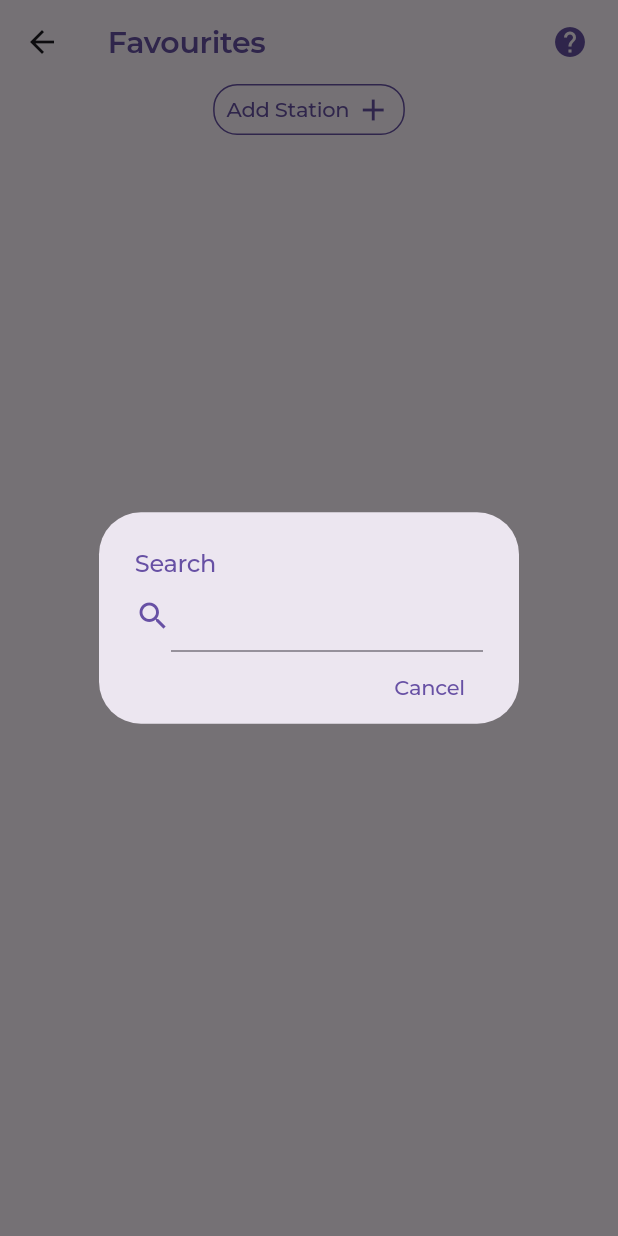
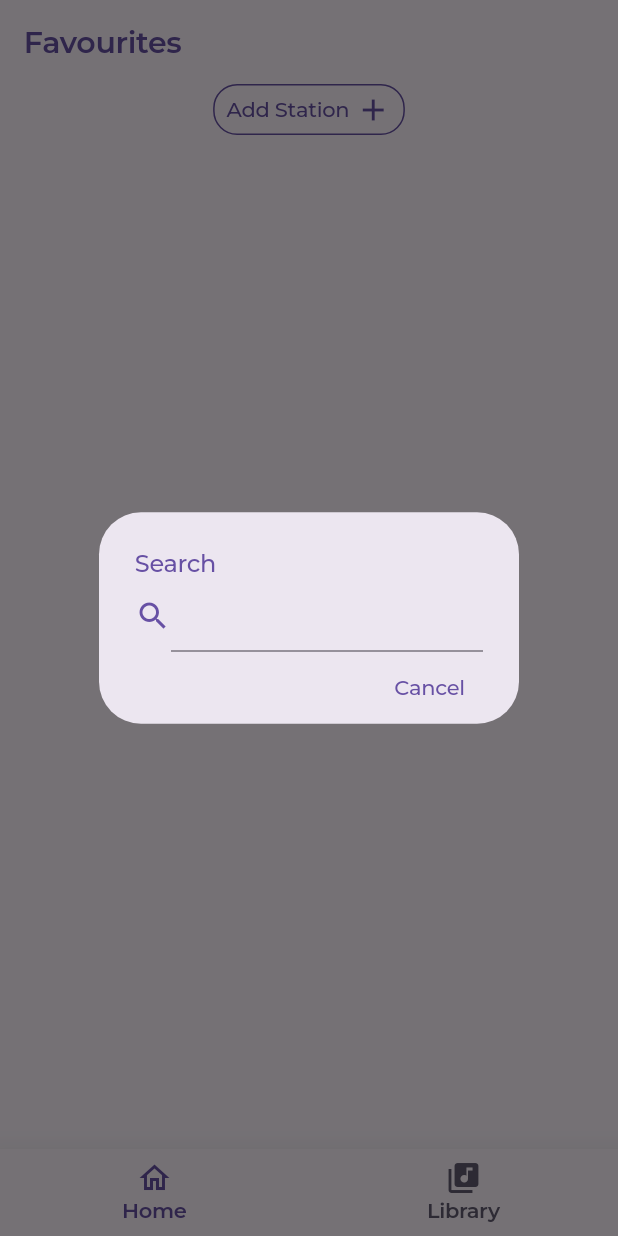
Before and after one commit to the-loudspeaker/pandemodium, a Flutter app: the LibraryScreen screen opened by its route, after a tap on "Add Station", on a phone screen of 412 x 824 dp. Run offline on Flutter 3.47's test engine with Material 3 defaults, Android fonts, the phone set to English and light mode, and no system bars; drawn by our look-alikes of dynamic_color; our stand-ins replace basic_utils, flutter_screenutil, go_router, just_audio, just_audio_background, shared_preferences; accounts and stored records are empty; network calls fail; project files that could hold a hidden picture were left out.

Commit message:
feat: Move to Go Router.

```diff
--- a/lib/main.dart
+++ b/lib/main.dart
@@ -8,27 +8,42 @@ import 'package:provider/provider.dart';
 
 import 'screens/discover.dart';
 import 'screens/library.dart';
+import 'utils/bottom_sheet_and_navbar.dart';
 
 void main() {
   runApp(const MyApp());
 }
 
+final _rootNavigatorKey = GlobalKey<NavigatorState>();
+final _shellNavigatorKey = GlobalKey<NavigatorState>();
 final GoRouter _router = GoRouter(
+  initialLocation: "/",
+  navigatorKey: _rootNavigatorKey,
   routes: <RouteBase>[
+    ShellRoute(
+        navigatorKey: _shellNavigatorKey,
+        builder: (context, state, child) {
+          print(state.matchedLocation);
+          return ScaffoldBottomSheetAndNavBar(
+            child: child,
+          );
+        },
+        routes: [
           GoRoute(
               path: '/',
-      builder: (BuildContext context, GoRouterState state) {
-        return const Discover();
-      },
+              parentNavigatorKey: _shellNavigatorKey,
               routes: <RouteBase>[
                 GoRoute(
                     path: 'library',
+                    parentNavigatorKey: _shellNavigatorKey,
                     builder: (BuildContext context, GoRouterState state) {
                       return const LibraryScreen();
-          },
-        ),
+                    })
               ],
-    ),
+              builder: (BuildContext context, GoRouterState state) {
+                return const Discover();
+              }),
+        ]),
   ],
 );
 
--- a/lib/screens/library.dart
+++ b/lib/screens/library.dart
@@ -1,15 +1,22 @@
 import 'package:flutter/material.dart';
+import 'package:go_router/go_router.dart';
 import 'package:pandemonium/utils/custom_fonts.dart';
 import 'package:pandemonium/utils/search_dialog.dart';
 
-import 'radio_list.dart';
+import 'fav_radio_list.dart';
 
 class LibraryScreen extends StatelessWidget {
   const LibraryScreen({super.key});
 
   @override
   Widget build(BuildContext context) {
-    return Scaffold(
+    GoRouter router = GoRouter.of(context);
+    return WillPopScope(
+      onWillPop: () async {
+        router.go("/");
+        return false;
+      },
+      child: Scaffold(
         appBar: AppBar(
           elevation: 0,
           title: Text(
@@ -17,33 +24,7 @@ class LibraryScreen extends StatelessWidget {
             style: MontserratFont.heading3
                 .copyWith(color: Theme.of(context).colorScheme.primary),
           ),
-        actions: [
-          Padding(
-            padding: const EdgeInsets.symmetric(horizontal: 8),
-            child: IconButton(
-              onPressed: () {
-                showAdaptiveDialog(
-                    context: context,
-                    builder: (context) {
-                      return SimpleDialog(
-                        alignment: Alignment.center,
-                        elevation: 1,
-                        contentPadding: const EdgeInsets.all(24),
-                        children: [
-                          Text(
-                              "Long press a station to add / remove from favorites.",
-                              style: MontserratFont.paragraphMedium2.copyWith(
-                                color: Theme.of(context).colorScheme.primary,
-                              ))
-                        ],
-                      );
-                    });
-              },
-              icon: Icon(Icons.help,
-                  color: Theme.of(context).colorScheme.primary),
-            ),
-          )
-        ],
+          automaticallyImplyLeading: false,
         ),
         body: Column(
           children: [
@@ -59,8 +40,8 @@ class LibraryScreen extends StatelessWidget {
                 padding: const EdgeInsets.symmetric(horizontal: 8, vertical: 4),
                 decoration: BoxDecoration(
                     borderRadius: const BorderRadius.all(Radius.circular(16)),
-                  border:
-                      Border.all(color: Theme.of(context).colorScheme.primary)),
+                    border: Border.all(
+                        color: Theme.of(context).colorScheme.primary)),
                 child: Row(
                   mainAxisSize: MainAxisSize.min,
                   crossAxisAlignment: CrossAxisAlignment.center,
@@ -72,7 +53,9 @@ class LibraryScreen extends StatelessWidget {
                       ),
                     ),
                     const SizedBox(width: 4),
-                  Icon(color: Theme.of(context).colorScheme.primary, Icons.add),
+                    Icon(
+                        color: Theme.of(context).colorScheme.primary,
+                        Icons.add),
                   ],
                 ),
               ),
@@ -80,11 +63,12 @@ class LibraryScreen extends StatelessWidget {
             const Expanded(
               child: Padding(
                 padding: EdgeInsets.symmetric(horizontal: 16),
-              child: RadioList(),
+                child: FavRadioListWidget(),
               ),
             ),
           ],
         ),
+      ),
     );
   }
 }
--- /dev/null
+++ b/lib/utils/bottom_sheet_and_navbar.dart
@@ -0,0 +1,90 @@
+import 'package:flutter/material.dart';
+import 'package:go_router/go_router.dart';
+import 'package:pandemonium/model/station_data.dart';
+import 'package:pandemonium/services/playback_service.dart';
+import 'package:provider/provider.dart';
+
+import 'custom_fonts.dart';
+import 'media_player_bottom_sheet.dart';
+
+class ScaffoldBottomSheetAndNavBar extends StatefulWidget {
+  final Widget child;
+
+  const ScaffoldBottomSheetAndNavBar({super.key, required this.child});
+
+  @override
+  State<ScaffoldBottomSheetAndNavBar> createState() =>
+      _ScaffoldBottomSheetAndNavBarState();
+}
+
+class _ScaffoldBottomSheetAndNavBarState
+    extends State<ScaffoldBottomSheetAndNavBar> {
+  late GoRouter router;
+
+  @override
+  void initState() {
+    PlayBackService.initBackgroundAudioService();
+    router = GoRouter.of(context);
+    super.initState();
+  }
+
+  @override
+  void dispose() {
+    Provider.of<StationData>(context, listen: false).endRadio();
+    super.dispose();
+  }
+
+  void _onItemTapped(int index) {
+    if ((index == 0 &&
+            router.routeInformationProvider.value.uri.toString() == "/") ||
+        (index == 1 &&
+            router.routeInformationProvider.value.uri.toString() ==
+                "/library")) {
+      return;
+    }
+    if (router.routeInformationProvider.value.uri.toString() == "/") {
+      router.go("/library");
+      return;
+    }
+    if (router.routeInformationProvider.value.uri.toString() == "/library") {
+      router.go("/");
+      return;
+    }
+  }
+
+  @override
+  Widget build(BuildContext context) {
+    return Scaffold(
+      body: SafeArea(child: widget.child),
+      bottomSheet: mediaPlayerBottomSheet(context),
+      bottomNavigationBar: _buildBottomNavigationBar(),
+    );
+  }
+
+  BottomNavigationBar _buildBottomNavigationBar() {
+    return BottomNavigationBar(
+      elevation: 16,
+      useLegacyColorScheme: false,
+      selectedItemColor: Theme.of(context).colorScheme.primary,
+      unselectedItemColor: Theme.of(context).colorScheme.secondary,
+      selectedLabelStyle: MontserratFont.paragraphSemiBold2,
+      unselectedLabelStyle: MontserratFont.paragraphSemiBold2,
+      items: <BottomNavigationBarItem>[
+        BottomNavigationBarItem(
+          icon: router.routeInformationProvider.value.uri.toString() == "/"
+              ? const Icon(Icons.home)
+              : const Icon(Icons.home_outlined),
+          label: 'Home',
+        ),
+        BottomNavigationBarItem(
+          icon:
+              router.routeInformationProvider.value.uri.toString() == "/library"
+                  ? const Icon(Icons.library_music)
+                  : const Icon(Icons.library_music_outlined),
+          label: 'Library',
+        ),
+      ],
+      onTap: _onItemTapped,
+    );
+  }
+}
```
Also changed, not shown: lib/screens/discover.dart (+29 -23 lines), lib/screens/fav_radio_list.dart (renamed from lib/screens/radio_list.dart, +25 -26 lines), 1 other file. Lines whose indentation alone changed are shown as unchanged.
